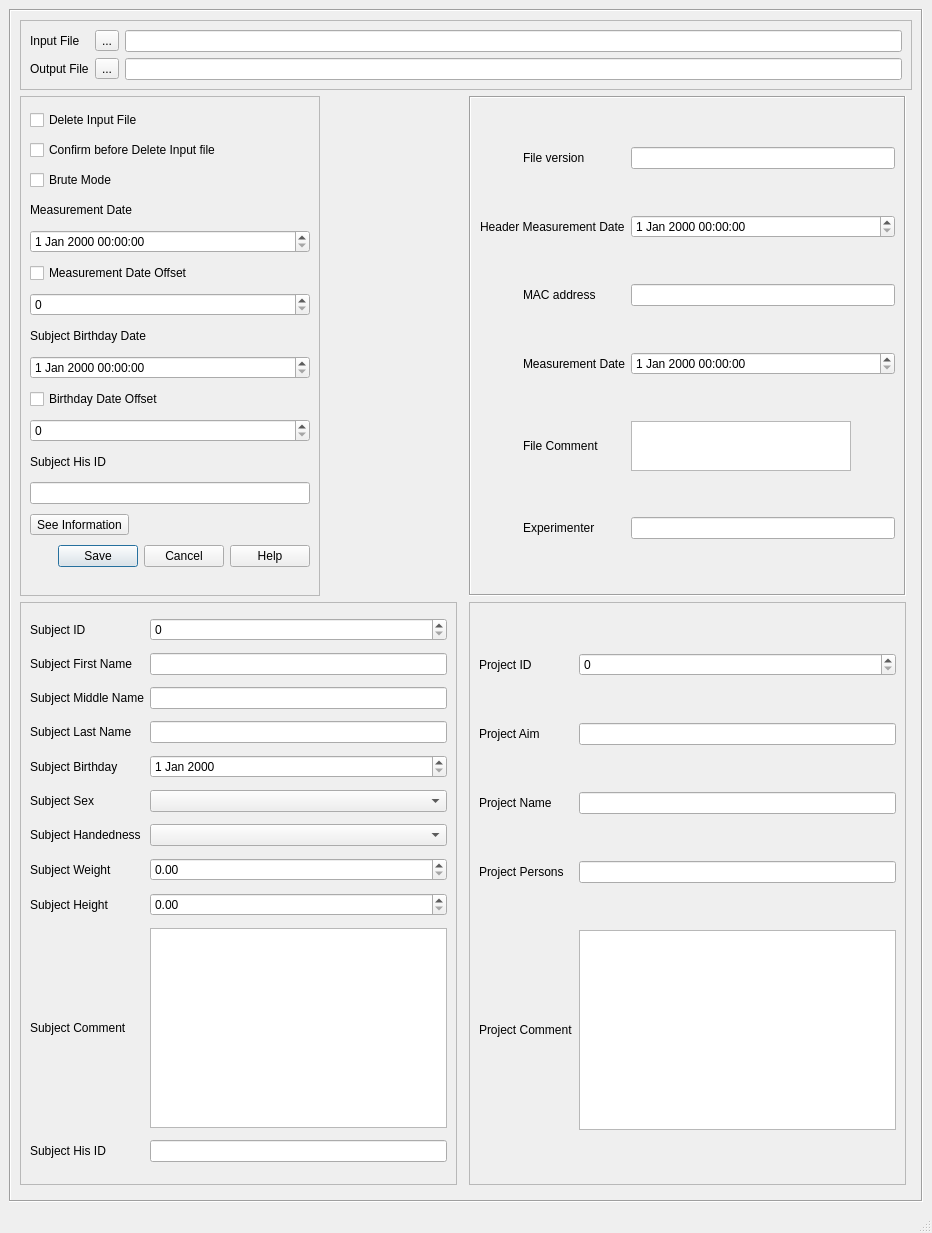
Above: applications/mne_anonymize/mainwindow.ui from mne-tools/mne-cpp before the change. Below: the same form after it.
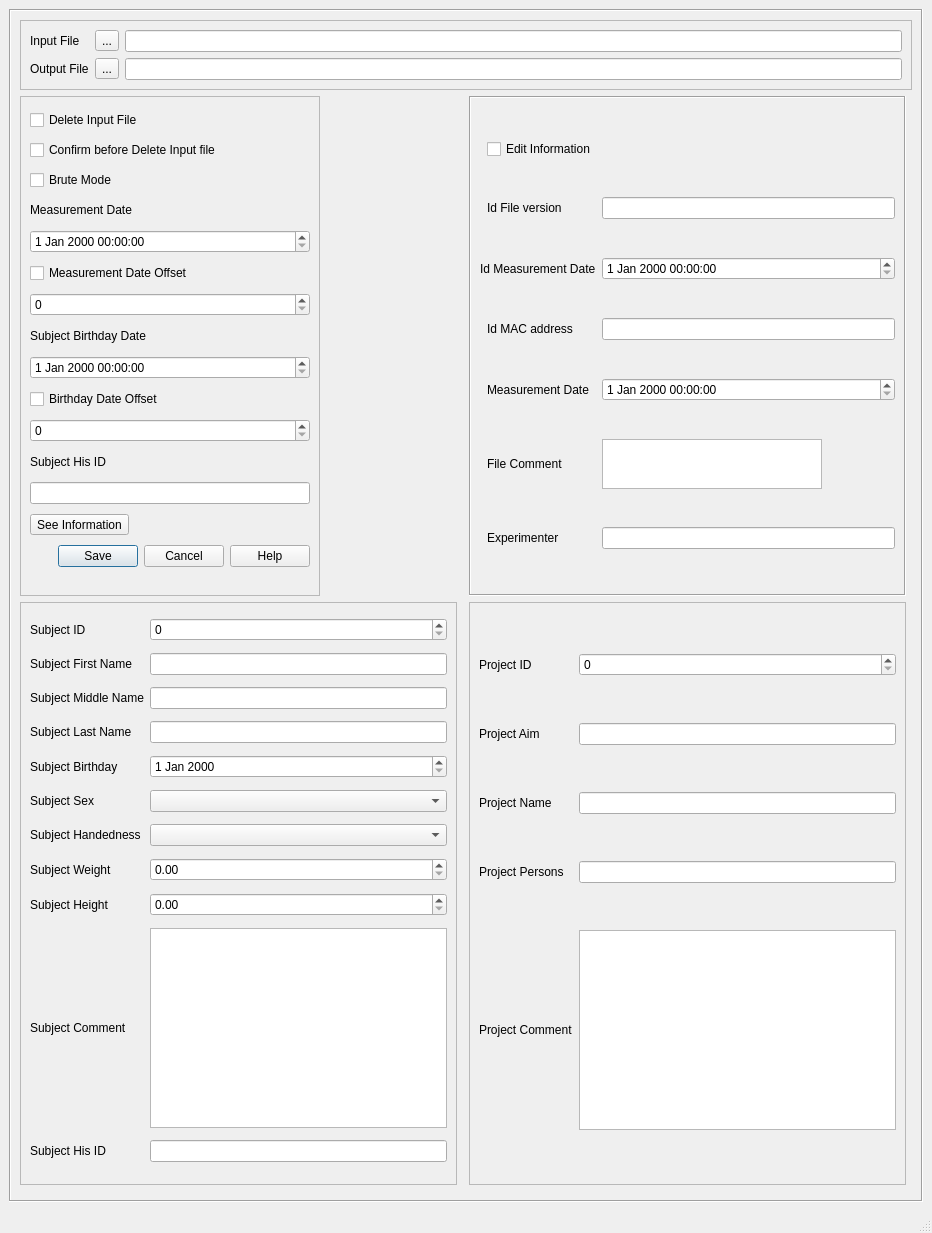
That is the form after the change.

What changed in the file:
```diff
--- a/applications/mne_anonymize/mainwindow.ui
+++ b/applications/mne_anonymize/mainwindow.ui
@@ -103,7 +103,7 @@
             <rect>
              <x>0</x>
              <y>0</y>
-             <width>407</width>
+             <width>398</width>
              <height>452</height>
             </rect>
            </property>
@@ -114,7 +114,7 @@
             <item row="5" column="1">
              <widget class="QLabel" name="labelMACAddressExtra">
               <property name="text">
-               <string>MAC address</string>
+               <string>Id MAC address</string>
               </property>
              </widget>
             </item>
@@ -154,7 +154,7 @@
             <item row="2" column="1">
              <widget class="QLabel" name="labelFileVersionExtra">
               <property name="text">
-               <string>File version</string>
+               <string>Id File version</string>
               </property>
              </widget>
             </item>
@@ -171,7 +171,14 @@
             <item row="3" column="0" colspan="2">
              <widget class="QLabel" name="labelHeaderMeasurementDateExtra">
               <property name="text">
-               <string>Header Measurement Date</string>
+               <string>Id Measurement Date</string>
+              </property>
+             </widget>
+            </item>
+            <item row="1" column="1">
+             <widget class="QCheckBox" name="checkBoxEditExtra">
+              <property name="text">
+               <string>Edit Information</string>
               </property>
              </widget>
             </item>
```
Left out of the diff: 106 changed lines with no effect on the pictures.
